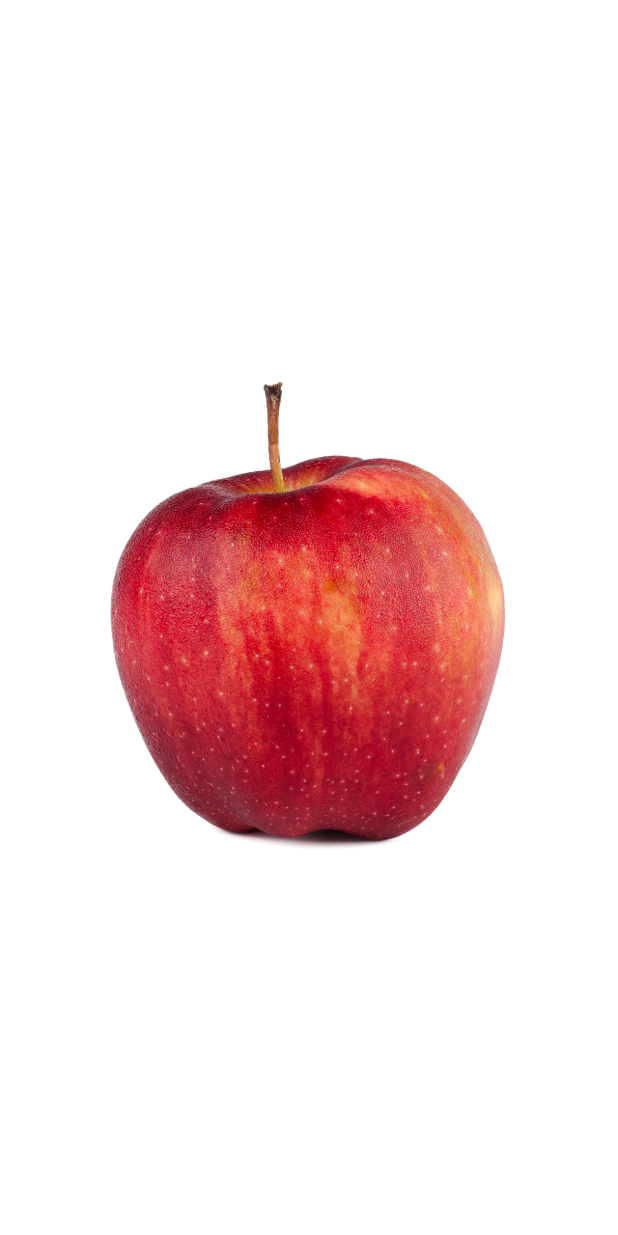
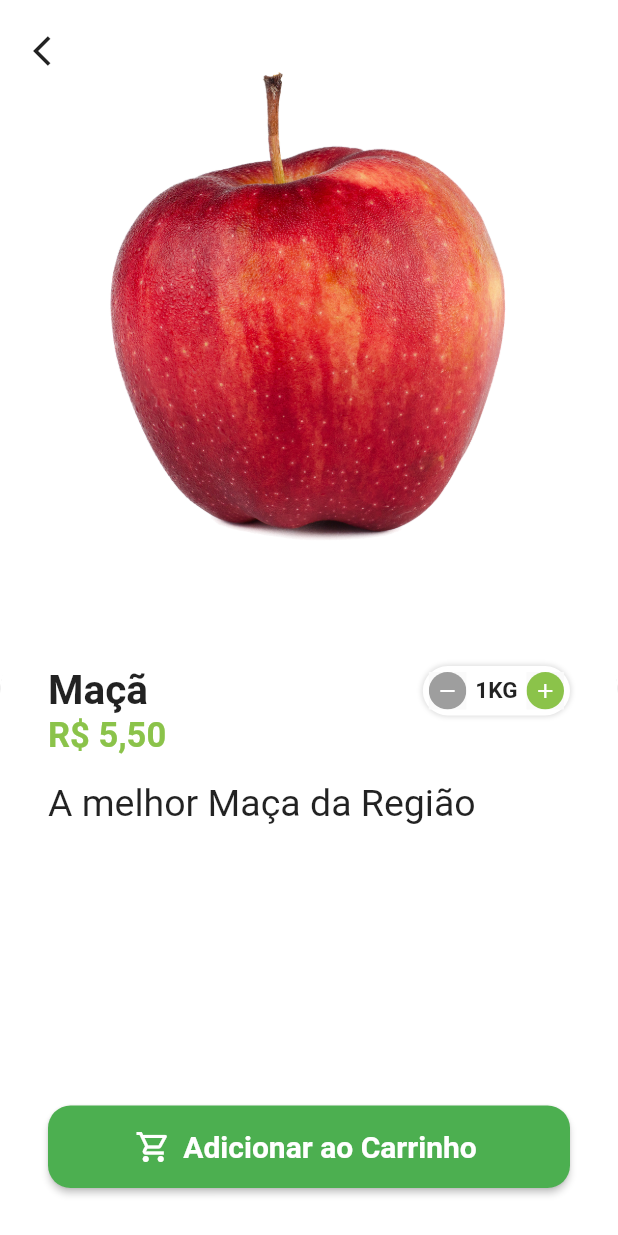
Before and after one commit to MauricioRDev/app_quitanda, a Flutter app: the BaseScreen screen opened directly, after a tap on "Maçã", on a phone screen of 412 x 824 dp. Run offline on Flutter 3.47's test engine with Material 2 defaults, Android fonts, the light colour scheme and no system bars; our stand-ins replace animated_text_kit, badges, mask_text_input_formatter.

Commit message:
Atualizações na pagina de carrinho

```diff
--- a/app_quitanda/lib/src/config/app_data.dart
+++ b/app_quitanda/lib/src/config/app_data.dart
@@ -50,7 +50,6 @@
 
 List<ItemModel> items = [apple, grape, mango, kiwi, guava, papaya];
 
-
 List<String> categories = [
   'Frutas',
   'Legumes',
--- a/app_quitanda/lib/src/pages/base/base_screen.dart
+++ b/app_quitanda/lib/src/pages/base/base_screen.dart
@@ -1,3 +1,4 @@
+import 'package:app_quitanda/src/pages/cart/cart_tab.dart';
 import 'package:app_quitanda/src/pages/home/home_tab.dart';
 import 'package:flutter/material.dart';
 
@@ -20,7 +21,7 @@
         controller: pageController,
         children: [
           const HomeTab(),
-          Container(color: Colors.yellow),
+           CartTab(),
           Container(color: Colors.blue),
           Container(color: Colors.purple),
         ],
--- /dev/null
+++ b/app_quitanda/lib/src/pages/cart/cart_tab.dart
@@ -0,0 +1,83 @@
+import 'package:app_quitanda/src/config/custom_colors.dart';
+import 'package:app_quitanda/src/services/utils_services.dart';
+import 'package:flutter/material.dart';
+
+class CartTab extends StatelessWidget {
+  CartTab({super.key});
+
+  final UtilServices utilServices = UtilServices();
+
+  @override
+  Widget build(BuildContext context) {
+    return Scaffold(
+      appBar: AppBar(
+        title: const Text('Carrinho'),
+      ),
+      body: Column(
+        children: [
+          Expanded(
+            child: Placeholder(
+              color: Colors.red,
+            ),
+          ),
+          const SizedBox(
+            height: 20,
+          ),
+          Container(
+            padding: const EdgeInsets.all(20),
+            decoration: BoxDecoration(
+              color: Colors.white,
+              borderRadius: const BorderRadius.vertical(
+                top: Radius.circular(30),
+              ),
+              boxShadow: [
+                BoxShadow(
+                  color: Colors.grey.shade300,
+                  blurRadius: 3,
+                  spreadRadius: 2,
+                ),
+              ],
+            ),
+            child: Column(
+              crossAxisAlignment: CrossAxisAlignment.stretch,
+              children: [
+                const Text(
+                  'Total Geral',
+                  style: TextStyle(
+                    fontSize: 12,
+                  ),
+                ),
+                Text(
+                  utilServices.priceToCurrency(50.5),
+                  style: TextStyle(
+                    fontSize: 23,
+                    color: CustomColors.customSwatchColor,
+                    fontWeight: FontWeight.bold,
+                  ),
+                ),
+                SizedBox(
+                  height: 50,
+                  child: ElevatedButton(
+                    style: ElevatedButton.styleFrom(
+                      backgroundColor: CustomColors.customSwatchColor,
+                      shape: RoundedRectangleBorder(
+                        borderRadius: BorderRadius.circular(18),
+                      ),
+                    ),
+                    onPressed: () {},
+                    child: const Text(
+                      'Concluir Pedido',
+                      style: TextStyle(
+                        fontSize: 18,
+                      ),
+                    ),
+                  ),
+                ),
+              ],
+            ),
+          ),
+        ],
+      ),
+    );
+  }
+}
--- /dev/null
+++ b/app_quitanda/lib/src/pages/common_widgets/quantity_widget.dart
@@ -0,0 +1,100 @@
+import 'package:app_quitanda/src/config/custom_colors.dart';
+import 'package:flutter/material.dart';
+
+class QuantityWidget extends StatelessWidget {
+  final int value;
+  final String suffixText;
+  final Function(int quantity) result;
+
+  const QuantityWidget(
+      {super.key,
+      required this.value,
+      required this.suffixText,
+      required this.result});
+
+  @override
+  Widget build(BuildContext context) {
+    return Container(
+      padding: const EdgeInsets.all(4),
+      decoration: BoxDecoration(
+        color: Colors.white,
+        borderRadius: BorderRadius.circular(50),
+        boxShadow: [
+          BoxShadow(
+            color: Colors.grey.shade300,
+            spreadRadius: 1,
+            blurRadius: 2,
+          ),
+        ],
+      ),
+      child: Row(
+        children: [
+          _QuantityButton(
+            icon: Icons.remove,
+            color: Colors.grey,
+            onPressed: () {
+              if (value == 1) return;
+              int resultCount = value - 1;
+
+              result(resultCount);
+            },
+          ),
+          Padding(
+            padding: const EdgeInsets.symmetric(horizontal: 6),
+            child: Text(
+              '$value$suffixText',
+              style: const TextStyle(
+                fontSize: 15,
+                fontWeight: FontWeight.bold,
+              ),
+            ),
+          ),
+          _QuantityButton(
+            icon: Icons.add,
+            color: CustomColors.customSwatchColor,
+            onPressed: () {
+              int resultCount = value + 1;
+
+              result(resultCount);
+            },
+          ),
+        ],
+      ),
+    );
+  }
+}
+
+class _QuantityButton extends StatelessWidget {
+  final Color color;
+  final IconData icon;
+  final VoidCallback onPressed;
+  const _QuantityButton({
+    Key? key,
+    required this.color,
+    required this.icon,
+    required this.onPressed,
+  }) : super(key: key);
+
+  @override
+  Widget build(BuildContext context) {
+    return Material(
+      child: InkWell(
+        borderRadius: BorderRadius.circular(50),
+        onTap: onPressed,
+        child: Ink(
+          height: 25,
+          width: 25,
+          decoration: BoxDecoration(
+            color: color,
+            shape: BoxShape.circle,
+          ),
+          child: Icon(
+            icon,
+            color: Colors.white,
+            size: 16,
+          ),
+        ),
+      ),
+    );
+  }
+}
--- a/app_quitanda/lib/src/pages/home/components/item_tile.dart
+++ b/app_quitanda/lib/src/pages/home/components/item_tile.dart
@@ -39,7 +39,9 @@
                 crossAxisAlignment: CrossAxisAlignment.stretch,
                 children: [
                   // Imagem
-                  Expanded(child: Image.asset(item.imgUrl)),
+                  Expanded(
+                      child: Hero(
+                          tag: item.imgUrl, child: Image.asset(item.imgUrl))),
                   //Nome
                   Text(
                     item.itemName,
--- a/app_quitanda/lib/src/pages/product/product._screen.dart
+++ b/app_quitanda/lib/src/pages/product/product._screen.dart
@@ -1,17 +1,150 @@
+import 'package:app_quitanda/src/config/custom_colors.dart';
 import 'package:app_quitanda/src/models/item_model.dart';
+import 'package:app_quitanda/src/pages/common_widgets/quantity_widget.dart';
+import 'package:app_quitanda/src/services/utils_services.dart';
 import 'package:flutter/material.dart';
 
-class ProductScreen extends StatelessWidget {
-  const ProductScreen({super.key, required this.item});
+class ProductScreen extends StatefulWidget {
+  ProductScreen({super.key, required this.item});
 
   final ItemModel item;
+
+  @override
+  State<ProductScreen> createState() => _ProductScreenState();
+}
+
+class _ProductScreenState extends State<ProductScreen> {
+  final UtilServices utilServices = UtilServices();
+
+  int cartItemQuantity = 1;
 
   @override
   Widget build(BuildContext context) {
     return Scaffold(
       backgroundColor: Colors.white.withAlpha(230),
-      body: Column(
-        children: [Expanded(child: Image.asset(item.imgUrl))],
+      body: Stack(
+        children: [
+          //Conteudo
+          Column(
+            children: [
+              Expanded(
+                child: Hero(
+                  tag: widget.item.imgUrl,
+                  child: Image.asset(widget.item.imgUrl),
+                ),
+              ),
+              Expanded(
+                child: Container(
+                  padding: const EdgeInsets.all(32),
+                  decoration: BoxDecoration(
+                    color: Colors.white,
+                    borderRadius: const BorderRadius.vertical(
+                      top: Radius.circular(50),
+                    ),
+                    boxShadow: [
+                      BoxShadow(
+                        color: Colors.grey.shade600,
+                        offset: const Offset(0, 2),
+                      ),
+                    ],
+                  ),
+                  child: Column(
+                    crossAxisAlignment: CrossAxisAlignment.stretch,
+                    children: [
+                      // nome - Quantidade
+
+                      Row(
+                        children: [
+                          Expanded(
+                            child: Text(
+                              widget.item.itemName,
+                              maxLines: 2,
+                              overflow: TextOverflow.ellipsis,
+                              style: const TextStyle(
+                                fontSize: 27,
+                                fontWeight: FontWeight.bold,
+                              ),
+                            ),
+                          ),
+                          QuantityWidget(
+                            suffixText: widget.item.unit,
+                            value: cartItemQuantity,
+                            result: (quantity) {
+                              setState(() {
+                                cartItemQuantity = quantity;
+                              });
+                            },
+                          ),
+                        ],
+                      ),
+
+                      // preço
+                      Text(
+                        utilServices.priceToCurrency(widget.item.price),
+                        style: TextStyle(
+                          fontSize: 23,
+                          fontWeight: FontWeight.bold,
+                          color: CustomColors.customSwatchColor,
+                        ),
+                      ),
+                      //descrição
+
+                      Expanded(
+                        child: Padding(
+                          padding: const EdgeInsets.symmetric(vertical: 10),
+                          child: SingleChildScrollView(
+                            child: Text(
+                              widget.item.description,
+                              style: const TextStyle(
+                                height: 1.5,
+                                fontSize: 25,
+                              ),
+                            ),
+                          ),
+                        ),
+                      ),
+
+                      //Botão
+
+                      SizedBox(
+                        height: 55,
+                        child: ElevatedButton.icon(
+                          style: ElevatedButton.styleFrom(
+                            shape: RoundedRectangleBorder(
+                              borderRadius: BorderRadius.circular(15),
+                            ),
+                          ),
+                          onPressed: () {},
+                          label: const Text(
+                            'Adicionar ao Carrinho',
+                            style: TextStyle(
+                              fontSize: 20,
+                              fontWeight: FontWeight.bold,
+                            ),
+                          ),
+                          icon: const Icon(Icons.shopping_cart_outlined),
+                        ),
+                      ),
+                    ],
+                  ),
+                ),
+              ),
+            ],
+          ),
+          //botao de voltar
+          Positioned(
+            left: 10,
+            top: 10,
+            child: SafeArea(
+              child: IconButton(
+                onPressed: () => Navigator.of(context).pop(),
+                icon: const Icon(
+                  Icons.arrow_back_ios,
+                ),
+              ),
+            ),
+          )
+        ],
       ),
     );
   }
```
Lines whose indentation alone changed are shown as unchanged.
